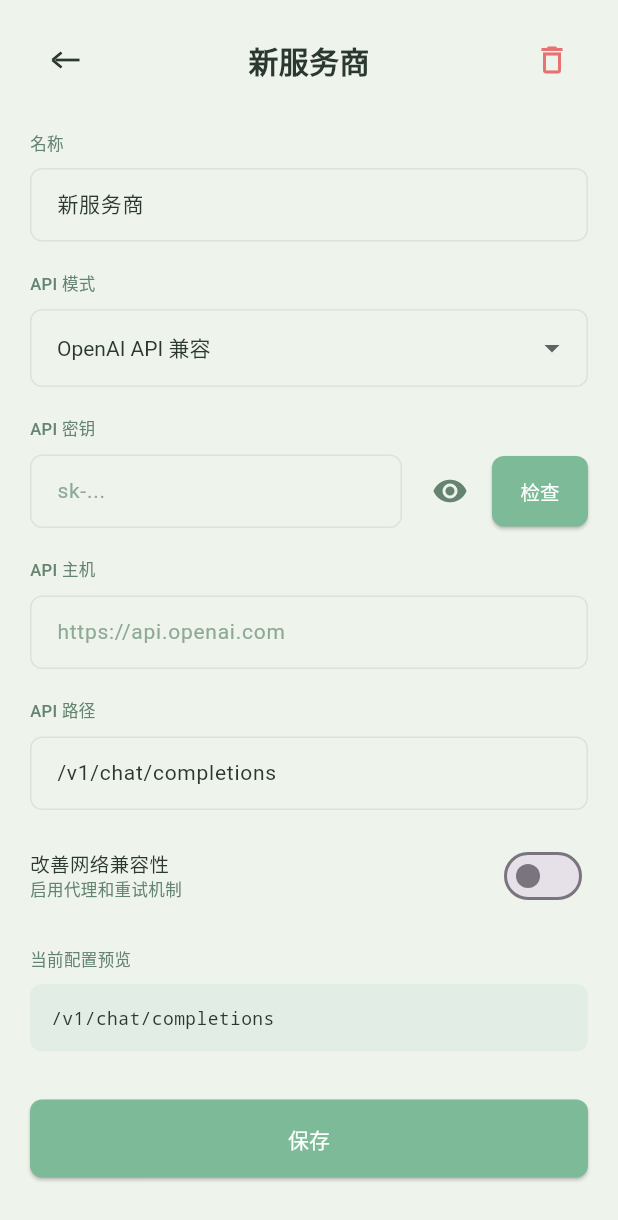
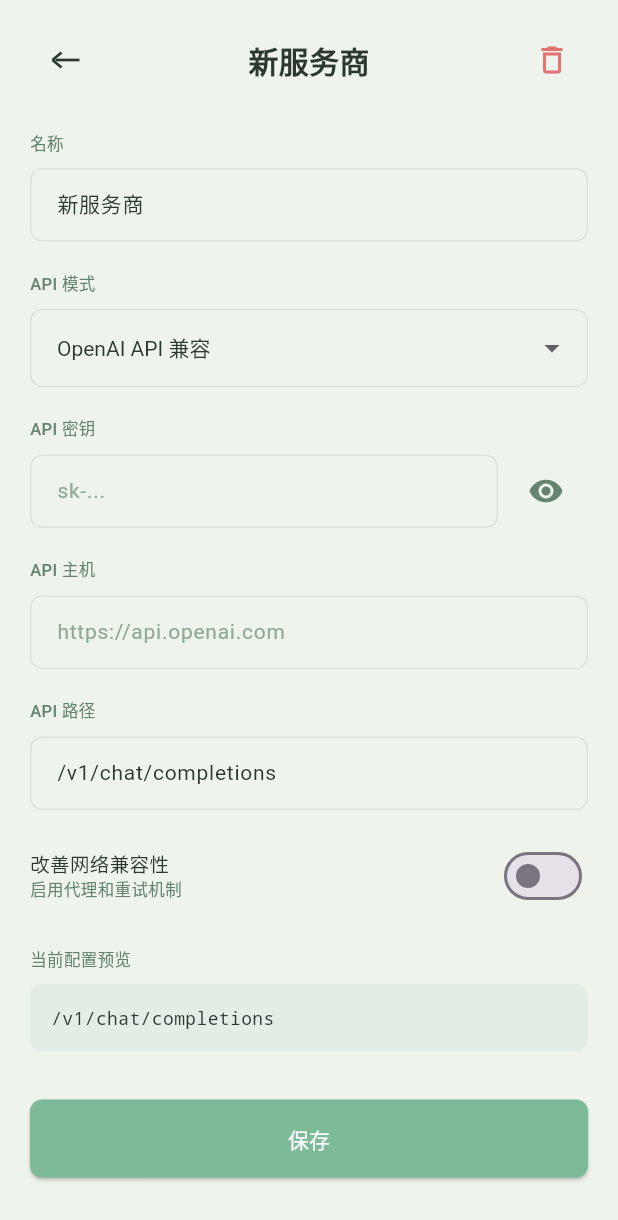
Before and after one commit to Misty-branches/xiaoyueliang, a Flutter app: the screen it shows after launch, item 3 of the bottom bar chosen, scrolled down 171 dp, after a tap on "添加服务商", on a phone screen of 412 x 824 dp. Shown: the top 1220 px of the screen. Run offline on Flutter 3.47's test engine with Material 3 defaults, Android fonts, the phone set to English and light mode, and no system bars; our stand-ins replace google_fonts, shared_preferences; Roboto replaces fonts that are missing (NotoSansSC, NotoSerifSC).

Commit message:
fix: 删除误导的检查按钮 ｜ 聊天室自动同步最新API配置

```diff
--- a/lib/pages/chat_page.dart
+++ b/lib/pages/chat_page.dart
@@ -130,6 +130,10 @@ class _ChatPageState extends State<ChatPage> {
 
     // 聊天模式：有活跃对话且不在会话列表模式
     if (hasActiveConv && !_showConversationList) {
+      // 每次 build 时同步最新 API 配置（用户在设置页保存后自动生效）
+      final config = context.watch<ProviderConfigProvider>();
+      chat.configureFrom(config.activeProvider);
+
       return Scaffold(
         backgroundColor: colors.background,
         body: SafeArea(
--- a/lib/pages/provider_detail_page.dart
+++ b/lib/pages/provider_detail_page.dart
@@ -297,31 +297,6 @@ class _ProviderDetailPageState extends State<ProviderDetailPage> {
               onPressed: () => setState(() => _showKey = !_showKey),
             ),
             const SizedBox(width: 4),
-            ElevatedButton(
-              onPressed: () {
-                ScaffoldMessenger.of(context).showSnackBar(
-                  SnackBar(
-                    content: const Text('检查功能需要后端支持'),
-                    backgroundColor: colors.accent,
-                  ),
-                );
-              },
-              style: ElevatedButton.styleFrom(
-                backgroundColor: colors.accent,
-                foregroundColor: Colors.white,
-                padding: const EdgeInsets.symmetric(horizontal: 16, vertical: 14),
-                shape: RoundedRectangleBorder(
-                  borderRadius: BorderRadius.circular(8),
-                ),
-              ),
-              child: Text(
-                '检查',
-                style: TextStyle(
-                  fontFamily: 'NotoSansSC',
-                  fontSize: 13,
-                ),
-              ),
-            ),
           ],
         ),
       ],
```
